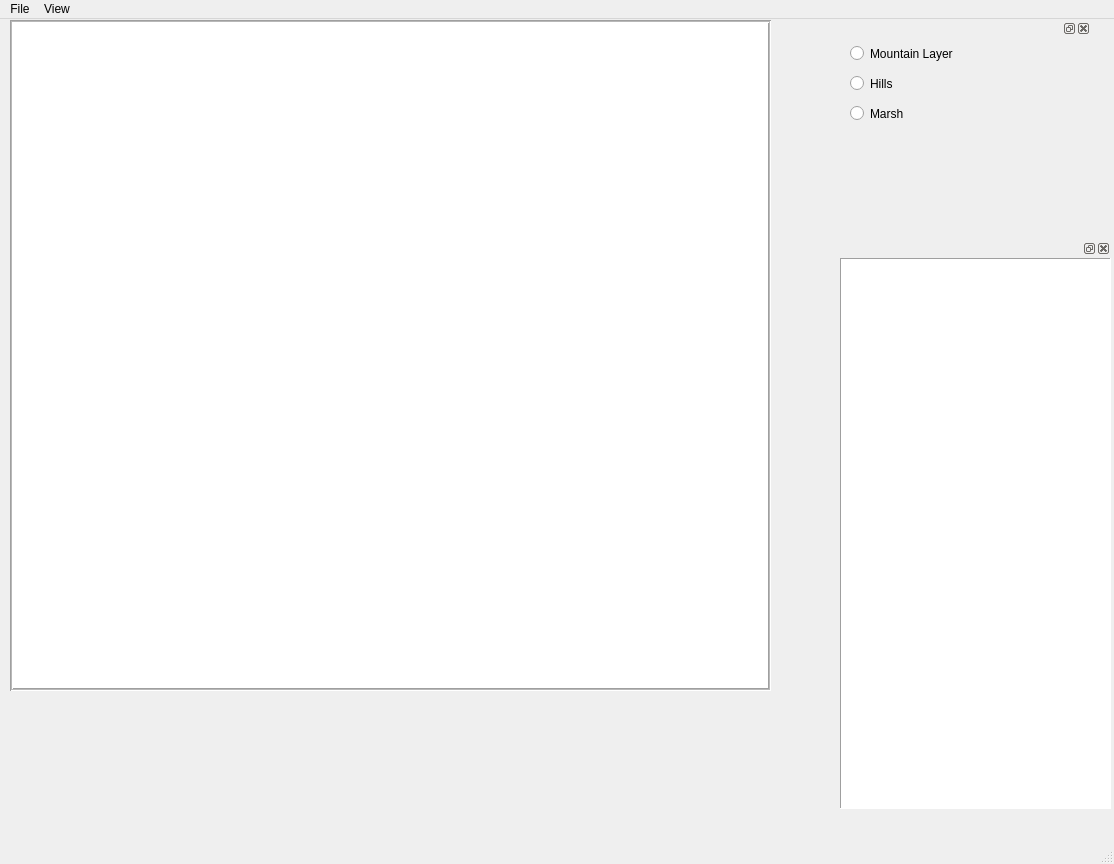
Qt form data/ui_layouts/main_app.ui (norsini1515/MapCreator) before a commit.
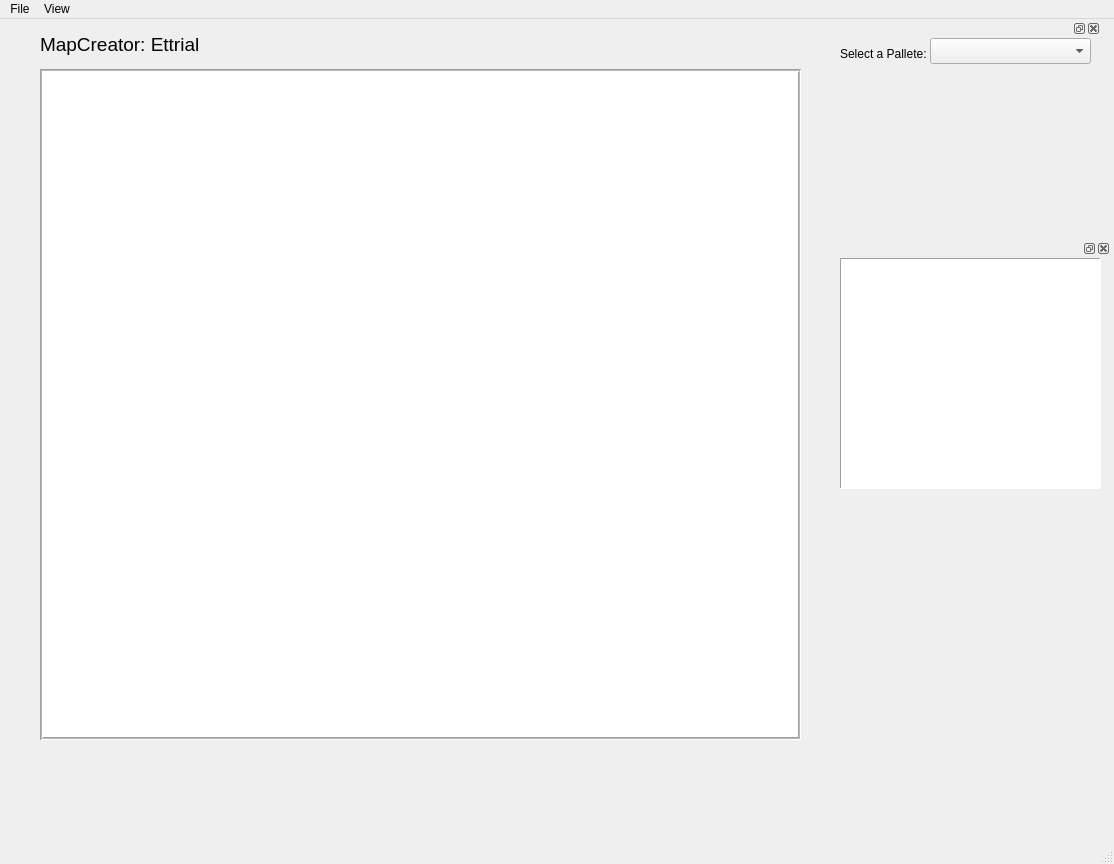
The same form after that commit. Custom widgets are drawn as their Qt base class.

Commit message: Add middle-mouse panning, class roles & UI tweaks

What changed in the file:
```diff
--- a/data/ui_layouts/main_app.ui
+++ b/data/ui_layouts/main_app.ui
@@ -17,8 +17,8 @@
    <widget class="LayerView" name="LayerView">
     <property name="geometry">
      <rect>
-      <x>10</x>
-      <y>1</y>
+      <x>40</x>
+      <y>50</y>
       <width>761</width>
       <height>671</height>
      </rect>
@@ -39,17 +39,20 @@
       <x>840</x>
       <y>220</y>
       <width>271</width>
-      <height>581</height>
+      <height>271</height>
      </rect>
     </property>
+    <property name="styleSheet">
+     <string notr="true"/>
+    </property>
     <widget class="QWidget" name="PaintDocket">
      <widget class="QListWidget" name="layersList">
       <property name="geometry">
        <rect>
         <x>0</x>
         <y>0</y>
-        <width>271</width>
-        <height>551</height>
+        <width>261</width>
+        <height>231</height>
        </rect>
       </property>
       <property name="frameShape">
@@ -66,52 +69,57 @@
      <rect>
       <x>840</x>
       <y>0</y>
-      <width>251</width>
+      <width>261</width>
       <height>211</height>
      </rect>
     </property>
+    <property name="styleSheet">
+     <string notr="true"/>
+    </property>
     <widget class="QWidget" name="dockWidgetContents_2">
-     <widget class="QRadioButton" name="radioButton">
+     <widget class="QLabel" name="SelectPalleteLabel">
       <property name="geometry">
        <rect>
-        <x>10</x>
+        <x>0</x>
         <y>0</y>
-        <width>131</width>
+        <width>91</width>
         <height>31</height>
        </rect>
       </property>
       <property name="text">
-       <string>Mountain Layer</string>
+       <string>Select a Pallete:</string>
       </property>
      </widget>
-     <widget class="QRadioButton" name="radioButton_2">
+     <widget class="QComboBox" name="PalleteComboBox">
       <property name="geometry">
        <rect>
-        <x>10</x>
-        <y>30</y>
-        <width>131</width>
-        <height>31</height>
+        <x>90</x>
+        <y>0</y>
+        <width>161</width>
+        <height>26</height>
        </rect>
-      </property>
-      <property name="text">
-       <string>Hills</string>
-      </property>
-     </widget>
-     <widget class="QRadioButton" name="radioButton_3">
-      <property name="geometry">
-       <rect>
-        <x>10</x>
-        <y>60</y>
-        <width>131</width>
-        <height>31</height>
-       </rect>
-      </property>
-      <property name="text">
-       <string>Marsh</string>
       </property>
      </widget>
     </widget>
    </widget>
+   <widget class="QLabel" name="label">
+    <property name="geometry">
+     <rect>
+      <x>40</x>
+      <y>10</y>
+      <width>181</width>
+      <height>31</height>
+     </rect>
+    </property>
+    <property name="font">
+     <font>
+      <pointsize>14</pointsize>
+     </font>
+    </property>
+    <property name="text">
+     <string>MapCreator: Ettrial</string>
+    </property>
+   </widget>
   </widget>
   <widget class="QMenuBar" name="menubar">
    <property name="geometry">
```
Left out of the diff: 3 changed lines with no effect on the pictures. The commit also changes 6 other files.
